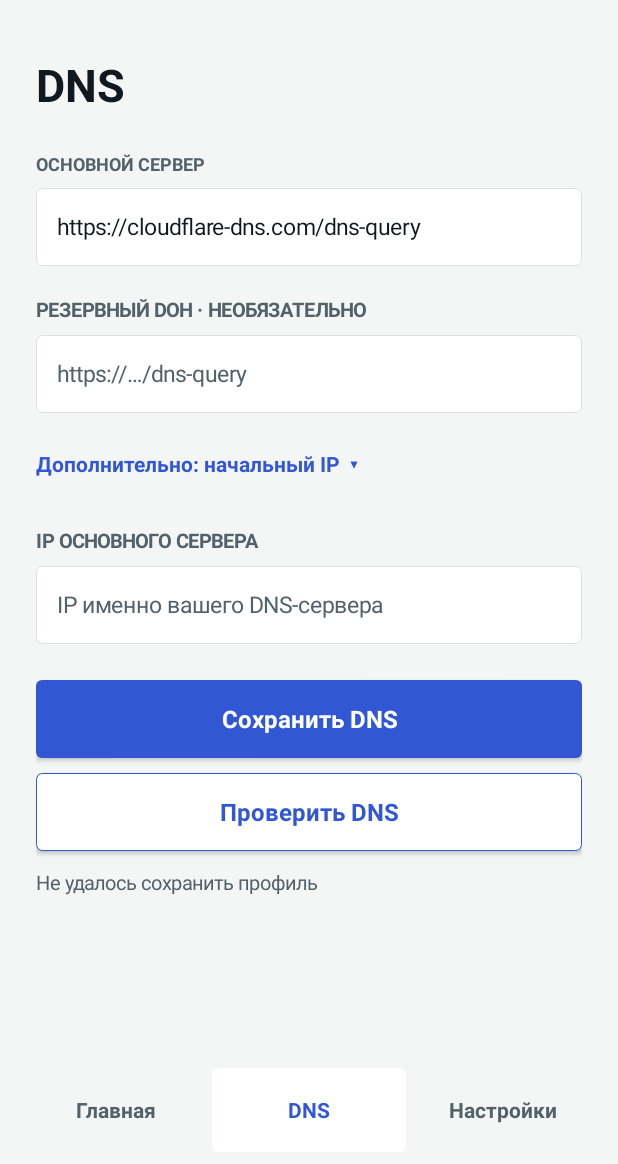
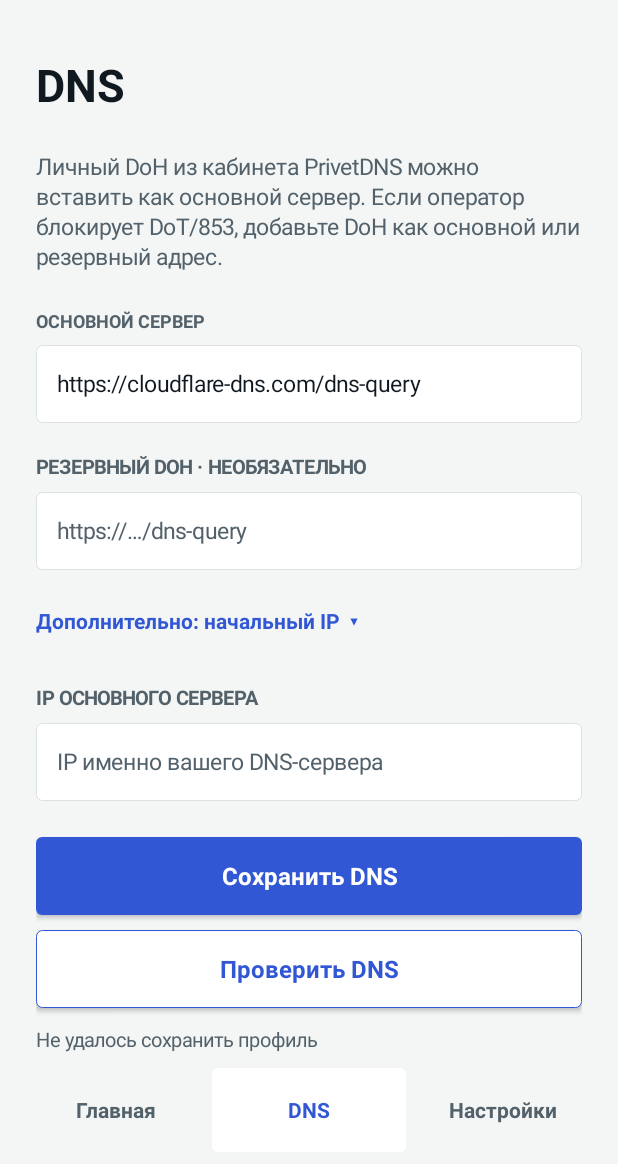
Before and after one commit to privettisha/PrivetZapret-Android, an Android app: the screen it shows after launch (MainActivity), after a tap on "Сохранить DNS", on a phone screen of 412 x 824 dp, the part 72-1236 px from its top. Run offline under Robolectric (Android 15) with nearby library versions, the phone set to English and light mode, and no system bars; pictures from the network do not load; 4 statements that could not run were skipped; 2 other taps on this screen came first.

Commit message:
Android 0.3.3 beta: VPN, DNS and Telegram reliability (#1)
* Improve Android VPN startup, DNS fallback and Telegram media routing

* Open Android beta releases from update button

* Avoid service stop race during VPN startup

* Explain personal DoH fallback in Android DNS screen

* Add personal Telegram WEB Proxy import on Android

---------

Co-authored-by: Privet <wellmkr21@gmail.com>

```diff
--- a/app/build.gradle.kts
+++ b/app/build.gradle.kts
@@ -1,14 +1,15 @@
 plugins { id("com.android.application"); id("org.jetbrains.kotlin.android") }
 android {
     namespace = "ru.privetdns.zapret"
+    buildFeatures { buildConfig = true }
     compileSdk = 36
     ndkVersion = "27.2.12479018"
     defaultConfig {
         applicationId = "ru.privetdns.zapret"
         minSdk = 26
         targetSdk = 36
-        versionCode = 6
-        versionName = "0.3.2-beta"
+        versionCode = 7
+        versionName = "0.3.3-beta"
         testInstrumentationRunner = "androidx.test.runner.AndroidJUnitRunner"
         ndk { abiFilters += listOf("arm64-v8a", "armeabi-v7a", "x86_64") }
         externalNativeBuild { cmake { arguments += "-DANDROID_SUPPORT_FLEXIBLE_PAGE_SIZES=ON" } }
--- a/app/src/main/java/ru/privetdns/zapret/MainActivity.kt
+++ b/app/src/main/java/ru/privetdns/zapret/MainActivity.kt
@@ -32,6 +32,7 @@ class MainActivity : Activity() {
     private lateinit var healthLine: TextView
     private lateinit var connectionTest: Button
     private lateinit var telegramConnect: Button
+    private lateinit var telegramWebProxyInput: EditText
     private lateinit var mode: Switch
     private lateinit var dnsInput: EditText
     private lateinit var fallbackInput: EditText
@@ -48,8 +49,13 @@ class MainActivity : Activity() {
     private var state = "off"
     private var telegramStatus = ""
     private var storageError = false
+    private var saving = false
+    private var lastDetail = "Готов к подключению"
+    private var lastDns = ""
+    private var lastHealth = ""
     private var refreshing = false
     private val io = Executors.newSingleThreadExecutor()
+    private val storageIo = Executors.newSingleThreadExecutor()
     @Volatile private var activeTest: EncryptedDns? = null
     private var testing = false
     private val handler = Handler(Looper.getMainLooper())
@@ -151,13 +157,18 @@ class MainActivity : Activity() {
             startService(Intent(this@MainActivity, TunnelService::class.java).setAction(TunnelService.CHECK))
         }.apply { background = shape(Color.WHITE, blue); setTextColor(blue) }
         addView(connectionTest, LinearLayout.LayoutParams(-1, -2))
+        label("РЕЖИМ")
+        mode = Switch(this@MainActivity).apply {
+            text = "Только DNS"; textSize = 17f; setTextColor(ink); minHeight = dp(48)
+            setOnCheckedChangeListener { _, _ -> if (!refreshing) saveOptions() }
+        }
+        addView(mode)
         space(18)
         val services = LinearLayout(this@MainActivity).apply { gravity = Gravity.CENTER }
         listOf(
-            Triple("YouTube", R.drawable.ic_youtube, 0),
-            Triple("Telegram", R.drawable.ic_telegram, 1),
-            Triple("TikTok", R.drawable.ic_tiktok, 2)
-        ).forEach { (name, icon, index) ->
+            "YouTube" to R.drawable.ic_youtube,
+            "Telegram" to R.drawable.ic_telegram
+        ).forEachIndexed { index, (name, icon) ->
             val card = column().apply {
                 gravity = Gravity.CENTER; background = shape(Color.WHITE)
                 setPadding(dp(8), dp(12), dp(8), dp(10))
@@ -172,19 +183,27 @@ class MainActivity : Activity() {
         }
         addView(services)
         space(12)
-        telegramConnect = button("Подключить Telegram") {
-            try { openLink("tg://socks?server=127.0.0.1&port=14430") }
-            catch (_: Exception) { message("Откройте Telegram → Настройки → Данные и память → Прокси: SOCKS5, 127.0.0.1, порт 14430.") }
+        telegramConnect = button("Локальный прокси Telegram") {
+            if (!openLink("tg://socks?server=127.0.0.1&port=14430"))
+                message("Откройте Telegram → Настройки → Данные и память → Прокси: SOCKS5, 127.0.0.1, порт 14430.")
         }.apply { background = shape(Color.WHITE, blue); setTextColor(blue) }
         addView(telegramConnect, LinearLayout.LayoutParams(-1, -2))
-        label("РЕЖИМ")
-        mode = Switch(this@MainActivity).apply {
-            text = "Только DNS"; textSize = 17f; setTextColor(ink); minHeight = dp(48)
-            setOnCheckedChangeListener { _, _ -> if (!refreshing) saveOptions() }
+        space(16)
+        addView(text("Если оператор блокирует серверы Telegram, используйте зарубежный WEB Proxy из кабинета PrivetDNS.", 14, muted))
+        space(8)
+        telegramWebProxyInput = field("https://t.me/webproxy?…").apply {
+            contentDescription = "Ссылка Telegram WEB Proxy"
+            inputType = InputType.TYPE_CLASS_TEXT or InputType.TYPE_TEXT_VARIATION_PASSWORD or InputType.TYPE_TEXT_FLAG_NO_SUGGESTIONS
         }
-        addView(mode)
+        addView(telegramWebProxyInput)
+        space(8)
+        addView(button("Добавить WEB Proxy в Telegram") {
+            val link = try { TelegramWebProxyLink.parse(telegramWebProxyInput.text.toString()) }
+            catch (e: IllegalArgumentException) { message(e.message ?: "Проверьте ссылку WEB Proxy"); return@button }
+            if (!openLink(link)) message("Telegram не открыл WEB Proxy. Обновите Telegram или добавьте прокси типа WEB вручную: сервер и ключ указаны в вашей ссылке.")
+        }.apply { background = shape(Color.WHITE, blue); setTextColor(blue) }, LinearLayout.LayoutParams(-1, -2))
     }
-    private fun dnsPage() = page("DNS", "") {
+    private fun dnsPage() = page("DNS", "Личный DoH из кабинета PrivetDNS можно вставить как основной сервер. Если оператор блокирует DoT/853, добавьте DoH как основной или резервный адрес.") {
         addView(text("ОСНОВНОЙ СЕРВЕР", 12, muted, true)); space(8)
         dnsInput = field("https://…/dns-query или tls://…"); dnsInput.contentDescription = "Основной DNS"; addView(dnsInput)
         label("РЕЗЕРВНЫЙ DOH · НЕОБЯЗАТЕЛЬНО")
@@ -221,16 +240,17 @@ class MainActivity : Activity() {
             setOnCheckedChangeListener { _, _ -> if (!refreshing) saveOptions() }
         }; addView(desktopQuic)
         label("О ПРОЕКТЕ")
-        addView(text("PrivetZapret Android · 0.3.1 beta", 14, muted)); space(12)
+        addView(text("PrivetZapret Android · ${BuildConfig.VERSION_NAME}", 14, muted)); space(12)
         addView(button("Обновить приложение") {
-            openLink("https://github.com/privettisha/PrivetZapret-Android/releases/latest/download/PrivetZapret-Android.apk")
+            if (!openLink("https://github.com/privettisha/PrivetZapret-Android/releases"))
+                message("Не удалось открыть страницу обновления")
         }, LinearLayout.LayoutParams(-1, -2))
         space(10)
-        addView(button("GitHub") { openLink("https://github.com/privettisha/PrivetZapret-Android") }.apply {
+        addView(button("GitHub") { if (!openLink("https://github.com/privettisha/PrivetZapret-Android")) message("Не удалось открыть GitHub") }.apply {
             background = shape(Color.WHITE, blue); setTextColor(blue)
         }, LinearLayout.LayoutParams(-1, -2))
         space(10)
-        addView(button("Telegram") { openLink("https://t.me/PRIVET_DNS") }.apply {
+        addView(button("Telegram") { if (!openLink("https://t.me/PRIVET_DNS")) message("Не удалось открыть Telegram") }.apply {
             background = shape(Color.WHITE, blue); setTextColor(blue)
         }, LinearLayout.LayoutParams(-1, -2))
     }
@@ -248,22 +268,39 @@ class MainActivity : Activity() {
         refreshing = false
     }
     private fun saveOptions() {
-        if (state != "off") return
+        if (state != "off" || saving) return
         val next = Settings(settings.dns, settings.fallback, settings.bootstrap, mode.isChecked,
             when (strategyGroup.checkedRadioButtonId) { 301 -> "split"; 302 -> "tls"; else -> "auto" },
             quic.isChecked, desktopQuic.isChecked)
-        try { if (storageError) return; Settings.save(this, next); settings = next }
-        catch (_: Exception) { message("Не удалось сохранить настройки"); refreshSettings() }
+        if (storageError) { refreshSettings(); return }
+        saving = true; renderState(lastDetail, lastDns, lastHealth)
+        storageIo.execute {
+            val saved = runCatching { Settings.save(applicationContext, next) }.isSuccess
+            runOnUiThread {
+                if (isDestroyed) return@runOnUiThread
+                if (saved) settings = next else { message("Не удалось сохранить настройки"); refreshSettings() }
+                saving = false; renderState(lastDetail, lastDns, lastHealth)
+            }
+        }
     }
     private fun form() = Settings(dnsInput.text.toString().trim(), fallbackInput.text.toString().trim(),
         bootstrapInput.text.toString().trim(), settings.dnsOnly, settings.strategy, settings.blockQuic,
         settings.desktopQuic)
     private fun saveDns() {
-        try {
-            val next = form(); next.profile(); Settings.save(this, next); settings = next; storageError = false
-            dnsResult.text = "DNS сохранён. Можно подключаться на главной."; dnsResult.setTextColor(blue)
-        } catch (e: IllegalArgumentException) { dnsResult.text = e.message ?: "Проверьте адрес DNS" }
-        catch (_: Exception) { dnsResult.text = "Не удалось сохранить профиль" }
+        val next = try { form().also { it.profile() } }
+        catch (e: IllegalArgumentException) { dnsResult.text = e.message ?: "Проверьте адрес DNS"; return }
+        saving = true; dnsResult.text = "Сохраняем DNS…"; renderState(lastDetail, lastDns, lastHealth)
+        storageIo.execute {
+            val saved = runCatching { Settings.save(applicationContext, next) }.isSuccess
+            runOnUiThread {
+                if (isDestroyed) return@runOnUiThread
+                if (saved) {
+                    settings = next; storageError = false
+                    dnsResult.text = "DNS сохранён. Можно подключаться на главной."; dnsResult.setTextColor(blue)
+                } else dnsResult.text = "Не удалось сохранить профиль"
+                saving = false; renderState(lastDetail, lastDns, lastHealth)
+            }
+        }
     }
     private fun testDns() {
         val profile = try { form().profile() } catch (e: IllegalArgumentException) { dnsResult.text = e.message; return }
@@ -278,21 +315,30 @@ class MainActivity : Activity() {
                 else "DNS ответил, но не вернул адрес example.com."
             } catch (_: Exception) { "DNS не ответил. Проверьте ссылку и сеть. Если порт DoT закрыт, добавьте резервный DoH." }
             finally { resolver.close(); activeTest = null }
-            runOnUiThread { if (!isDestroyed) { testing = false; dnsResult.text = result; dnsTest.isEnabled = state == "off" } }
+            runOnUiThread { if (!isDestroyed) { testing = false; dnsResult.text = result; dnsTest.isEnabled = state == "off" && !saving } }
         }
     }
     private fun toggle() {
+        if (saving) return
         if (state == "on" || state == "starting") {
-            startService(Intent(this, TunnelService::class.java).setAction(TunnelService.STOP)); return
+            try { startService(Intent(this, TunnelService::class.java).setAction(TunnelService.STOP)) }
+            catch (_: Exception) { message("Не удалось остановить VPN. Отключите его в настройках Android.") }
+            return
         }
         if (storageError) { selectTab(1); message("Сначала сохраните DNS-профиль"); return }
-        try { settings.profile(); Settings.save(this, settings) } catch (_: Exception) { selectTab(1); message("Проверьте и сохраните DNS"); return }
-        val prepare = VpnService.prepare(this)
-        if (prepare != null) startActivityForResult(prepare, 42) else connect()
+        try { settings.profile() } catch (_: Exception) { selectTab(1); message("Проверьте и сохраните DNS"); return }
+        try {
+            val prepare = VpnService.prepare(this)
+            if (prepare != null) startActivityForResult(prepare, 42) else connect()
+        } catch (_: Exception) { message("Android не разрешил запросить VPN. Проверьте настройки устройства.") }
     }
     private fun connect() {
         state = "starting"; renderState("Подключаем защищённый DNS", "", "")
-        startForegroundService(Intent(this, TunnelService::class.java).setAction(TunnelService.START))
+        try { startForegroundService(Intent(this, TunnelService::class.java).setAction(TunnelService.START)) }
+        catch (_: Exception) {
+            state = "off"; renderState("Не удалось запустить VPN-службу", "", "")
+            return
+        }
         if (Build.VERSION.SDK_INT >= 33 && checkSelfPermission(Manifest.permission.POST_NOTIFICATIONS) != PackageManager.PERMISSION_GRANTED)
             requestPermissions(arrayOf(Manifest.permission.POST_NOTIFICATIONS), 43)
     }
@@ -302,20 +348,24 @@ class MainActivity : Activity() {
         if (requestCode == 42 && resultCode == RESULT_OK) connect()
     }
     private fun renderState(detail: String, dns: String, health: String) {
+        lastDetail = detail; lastDns = dns; lastHealth = health
         val off = state == "off"
         headline.text = when (state) { "on" -> "Вы подключены"; "starting" -> "Подключаем…"; "stopping" -> "Отключаем…"; else -> "Можно начинать" }
         power.text = if (off) "Подключить" else if (state == "starting") "Отменить" else "Отключить"
-        power.isEnabled = state != "stopping"
+        power.isEnabled = state != "stopping" && !saving
         statusLine.text = listOf(detail, dns).filter { it.isNotBlank() }.joinToString(" · ")
         healthLine.text = health
         connectionTest.isEnabled = state == "on" && !health.startsWith("Проверяем")
         telegramConnect.isEnabled = state == "on" && telegramStatus == "ready"
-        mode.isEnabled = off; quic.isEnabled = off; desktopQuic.isEnabled = off
-        for (i in 0 until strategyGroup.childCount) strategyGroup.getChildAt(i).isEnabled = off
-        listOf(dnsInput, fallbackInput, bootstrapInput, save).forEach { it.isEnabled = off }
-        dnsTest.isEnabled = off && !testing
+        mode.isEnabled = off && !saving; quic.isEnabled = off && !saving; desktopQuic.isEnabled = off && !saving
+        for (i in 0 until strategyGroup.childCount) strategyGroup.getChildAt(i).isEnabled = off && !saving
+        listOf(dnsInput, fallbackInput, bootstrapInput, save).forEach { it.isEnabled = off && !saving }
+        dnsTest.isEnabled = off && !testing && !saving
     }
-    private fun openLink(url: String) { startActivity(Intent(Intent.ACTION_VIEW, android.net.Uri.parse(url))) }
+    private fun openLink(url: String): Boolean = try {
+        startActivity(Intent(Intent.ACTION_VIEW, android.net.Uri.parse(url)))
+        true
+    } catch (_: Exception) { false }
     private fun message(value: String) { AlertDialog.Builder(this).setMessage(value).setPositiveButton("Понятно", null).show() }
     @SuppressLint("UnspecifiedRegisterReceiverFlag") // API <33 uses our signature-only permission instead.
     override fun onResume() {
@@ -327,5 +377,5 @@ class MainActivity : Activity() {
     }
     override fun onPause() { handler.removeCallbacks(pollStatus); unregisterReceiver(receiver); super.onPause() }
     override fun onSaveInstanceState(outState: Bundle) { outState.putInt("tab", currentTab); super.onSaveInstanceState(outState) }
-    override fun onDestroy() { activeTest?.close(); io.shutdownNow(); handler.removeCallbacksAndMessages(null); super.onDestroy() }
+    override fun onDestroy() { activeTest?.close(); io.shutdownNow(); storageIo.shutdown(); handler.removeCallbacksAndMessages(null); super.onDestroy() }
 }
--- a/app/src/main/java/ru/privetdns/zapret/Settings.kt
+++ b/app/src/main/java/ru/privetdns/zapret/Settings.kt
@@ -39,7 +39,7 @@ class Settings(
             val cipher = Cipher.getInstance("AES/GCM/NoPadding")
             cipher.init(Cipher.DECRYPT_MODE, key(), GCMParameterSpec(128, bytes.copyOfRange(0, 12)))
             val data = JSONObject(String(cipher.doFinal(bytes.copyOfRange(12, bytes.size)), Charsets.UTF_8))
-            // v1 enabled QUIC blocking by default. That broke TikTok and Telegram media, so
+            // v1 enabled QUIC blocking by default. That broke video and Telegram media, so
             // old profiles migrate to UDP enabled while v2 still respects an explicit choice.
             val blockQuic = if (data.optInt("schema", 1) >= 2) data.optBoolean("blockQuic", false) else false
             return Settings(data.getString("dns"), data.optString("fallback"), data.optString("bootstrap"),
--- a/app/src/main/res/drawable/ic_tiktok.xml
+++ /dev/null
@@ -1,12 +0,0 @@
-<vector xmlns:android="http://schemas.android.com/apk/res/android"
-    android:width="48dp" android:height="48dp"
-    android:viewportWidth="48" android:viewportHeight="48">
-    <path android:fillColor="#111111"
-        android:pathData="M24,3 A21,21 0,1 0,24 45 A21,21 0,1 0,24 3" />
-    <path android:fillColor="#25F4EE"
-        android:pathData="M23,14 L28,14 C28.5,18 30.7,20.3 34,21 L34,26 C31.6,25.8 29.6,25 28,23.7 L28,32 C28,37 24.3,40 19.9,40 C15.5,40 12,36.5 12,32.1 C12,27.1 16.2,23.4 21,24.2 L21,29 C18.8,28.6 16.7,30 16.7,32.1 C16.7,33.9 18.1,35.3 19.9,35.3 C21.8,35.3 23,33.9 23,31.7 Z" />
-    <path android:fillColor="#FE2C55"
-        android:pathData="M26,11 L31,11 C31.5,15 33.7,17.3 37,18 L37,23 C34.6,22.8 32.6,22 31,20.7 L31,29 C31,34 27.3,37 22.9,37 C18.5,37 15,33.5 15,29.1 C15,27.7 15.4,26.4 16.1,25.3 C18,23.8 20.5,23.2 23,24 L23,29 C20.8,28.6 18.7,30 18.7,32.1 C18.7,32.8 18.9,33.4 19.3,33.9 C20.2,34.3 21.2,34.3 22,34 C23.9,33.6 26,32.3 26,28.7 Z" />
-    <path android:fillColor="#FFFFFF"
-        android:pathData="M24.5,12.5 L29.5,12.5 C30,16.5 32.2,18.8 35.5,19.5 L35.5,24.5 C33.1,24.3 31.1,23.5 29.5,22.2 L29.5,30.5 C29.5,35.5 25.8,38.5 21.4,38.5 C17,38.5 13.5,35 13.5,30.6 C13.5,25.6 17.7,21.9 22.5,22.7 L22.5,27.5 C20.3,27.1 18.2,28.5 18.2,30.6 C18.2,32.4 19.6,33.8 21.4,33.8 C23.3,33.8 24.5,32.4 24.5,30.2 Z" />
-</vector>
```
Also changed, not shown: app/src/main/java/org/flowseal/tgwsproxy/proxy/ProxyServer.kt (+37 -17 lines), app/src/main/java/ru/privetdns/zapret/TunnelService.kt (+39 -6 lines), app/src/main/java/ru/privetdns/zapret/net/EncryptedDns.kt (+11 -2 lines), app/src/main/java/ru/privetdns/zapret/net/TelegramWebProxyLink.kt (added, +27 -0 lines), 4 other files.
